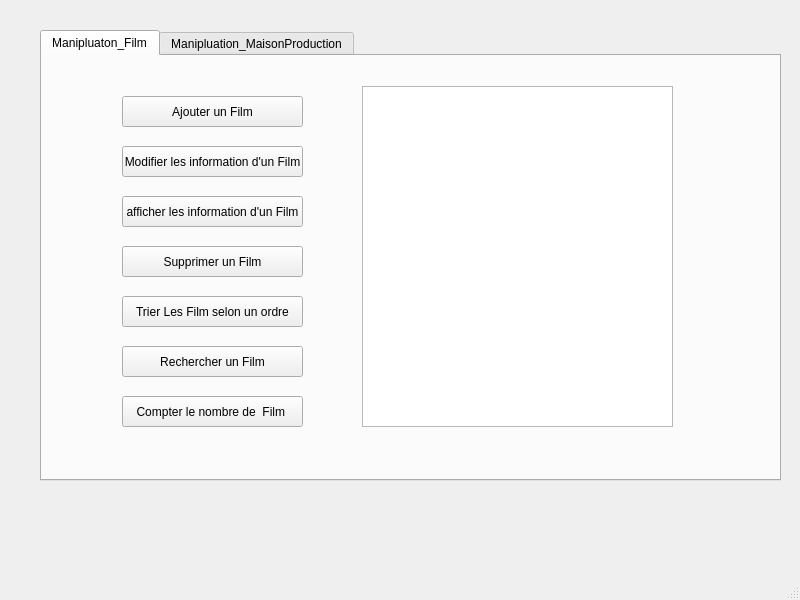
seif-el-islem-bensib/Smart_Cinema, file mainwindow.ui: the form before one commit.
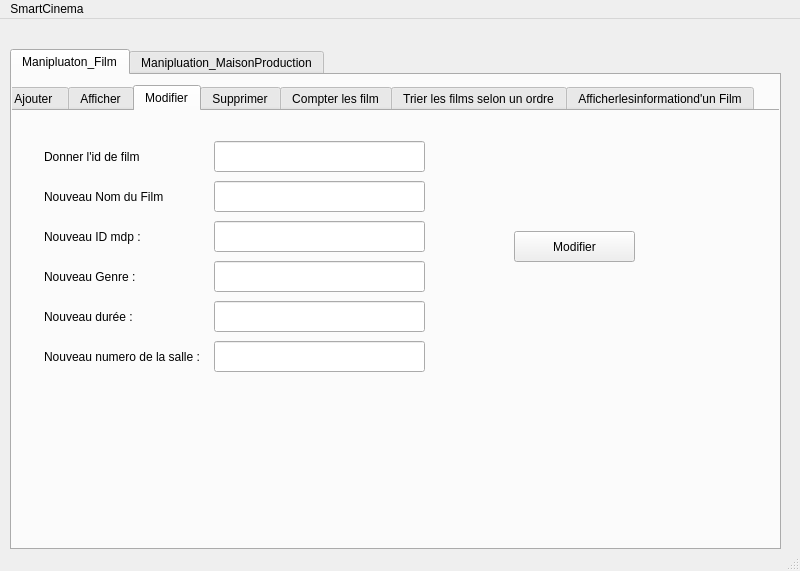
The form after the commit. The open tabs and pages were chosen to show the change.

Commit message: afficher,ajouter

Diff of the .ui file:
```diff
--- a/mainwindow.ui
+++ b/mainwindow.ui
@@ -7,7 +7,7 @@
     <x>0</x>
     <y>0</y>
     <width>800</width>
-    <height>600</height>
+    <height>571</height>
    </rect>
   </property>
   <property name="windowTitle">
@@ -20,10 +20,10 @@
    <widget class="QTabWidget" name="Main">
     <property name="geometry">
      <rect>
-      <x>40</x>
+      <x>10</x>
       <y>30</y>
-      <width>741</width>
-      <height>451</height>
+      <width>771</width>
+      <height>501</height>
      </rect>
     </property>
     <property name="font">
@@ -42,12 +42,87 @@
      <attribute name="title">
       <string>Manipluaton_Film</string>
      </attribute>
-     <widget class="QPushButton" name="hkjhk">
+     <widget class="QTabWidget" name="tabWidget">
       <property name="geometry">
        <rect>
-        <x>80</x>
-        <y>40</y>
-        <width>181</width>
+        <x>-10</x>
+        <y>10</y>
+        <width>791</width>
+        <height>471</height>
+       </rect>
+      </property>
+      <property name="currentIndex">
+       <number>1</number>
+      </property>
+      <widget class="QWidget" name="Ajouterunfilm">
+       <attribute name="title">
+        <string>Ajouter </string>
+       </attribute>
+       <widget class="QLabel" name="label_5">
+        <property name="geometry">
+         <rect>
+          <x>50</x>
+          <y>200</y>
+          <width>121</width>
+          <height>31</height>
+         </rect>
+        </property>
+        <property name="text">
+         <string>durée :</string>
+        </property>
+       </widget>
+       <widget class="QLabel" name="label_6">
+        <property name="geometry">
+         <rect>
+          <x>50</x>
+          <y>240</y>
+          <width>121</width>
+          <height>31</height>
+         </rect>
+        </property>
+        <property name="text">
+         <string>numero de la salle :</string>
+        </property>
+       </widget>
+       <widget class="QLineEdit" name="L5">
+        <property name="geometry">
+         <rect>
+          <x>170</x>
+          <y>200</y>
+          <width>211</width>
+          <height>31</height>
+         </rect>
+        </property>
+       </widget>
+       <widget class="QLineEdit" name="L3">
+        <property name="geometry">
+         <rect>
+          <x>170</x>
+          <y>120</y>
+          <width>211</width>
+          <height>31</height>
+         </rect>
+        </property>
+       </widget>
+       <widget class="QLabel" name="label_4">
+        <property name="geometry">
+         <rect>
+          <x>50</x>
+          <y>160</y>
+          <width>121</width>
+          <height>31</height>
+         </rect>
+        </property>
+        <property name="text">
+         <string>Genre :</string>
+        </property>
+       </widget>
+       <widget class="QPushButton" name="jouterfm">
+        <property name="geometry">
+         <rect>
+          <x>450</x>
+          <y>140</y>
+          <width>121</width>
         <height>31</height>
        </rect>
       </property>
@@ -55,93 +130,316 @@
        <string>Ajouter un Film</string>
       </property>
      </widget>
-     <widget class="QPushButton" name="hkjhk_2">
+       <widget class="QLabel" name="label">
       <property name="geometry">
        <rect>
-        <x>80</x>
-        <y>90</y>
-        <width>181</width>
+          <x>50</x>
+          <y>40</y>
+          <width>121</width>
         <height>31</height>
        </rect>
       </property>
       <property name="text">
-       <string>Modifier les information d'un Film</string>
-      </property>
-     </widget>
-     <widget class="QPushButton" name="hkjhk_3">
+         <string>ID du Film :</string>
+        </property>
+       </widget>
+       <widget class="QLineEdit" name="L4">
       <property name="geometry">
        <rect>
-        <x>80</x>
-        <y>140</y>
-        <width>181</width>
+          <x>170</x>
+          <y>160</y>
+          <width>211</width>
         <height>31</height>
        </rect>
       </property>
       <property name="text">
-       <string>afficher les information d'un Film</string>
-      </property>
-     </widget>
-     <widget class="QPushButton" name="hkjhk_4">
+         <string>Nom du Film :</string>
+        </property>
+       </widget>
+       <widget class="QLabel" name="label_3">
       <property name="geometry">
        <rect>
-        <x>80</x>
-        <y>190</y>
-        <width>181</width>
+          <x>50</x>
+          <y>120</y>
+          <width>121</width>
         <height>31</height>
        </rect>
       </property>
       <property name="text">
-       <string>Supprimer un Film</string>
-      </property>
-     </widget>
-     <widget class="QPushButton" name="hkjhk_5">
+         <string>ID mdp :</string>
+        </property>
+       </widget>
+       <widget class="QLineEdit" name="L1">
       <property name="geometry">
        <rect>
-        <x>80</x>
+          <x>170</x>
+          <y>40</y>
+          <width>211</width>
+          <height>31</height>
+         </rect>
+        </property>
+       </widget>
+       <widget class="QLineEdit" name="L2">
+        <property name="geometry">
+         <rect>
+          <x>170</x>
+          <y>80</y>
+          <width>211</width>
+          <height>31</height>
+         </rect>
+        </property>
+       </widget>
+       <widget class="QLineEdit" name="L6">
+        <property name="geometry">
+         <rect>
+          <x>170</x>
         <y>240</y>
-        <width>181</width>
+          <width>211</width>
         <height>31</height>
        </rect>
       </property>
+       </widget>
+      </widget>
+      <widget class="QWidget" name="tab_2">
+       <attribute name="title">
+        <string>Afficher</string>
+       </attribute>
+       <widget class="QLabel" name="label_16">
+        <property name="geometry">
+         <rect>
+          <x>80</x>
+          <y>140</y>
+          <width>47</width>
+          <height>13</height>
+         </rect>
+        </property>
       <property name="text">
-       <string>Trier Les Film selon un ordre</string>
-      </property>
-     </widget>
-     <widget class="QPushButton" name="hkjhk_6">
+         <string/>
+        </property>
+       </widget>
+       <widget class="QTableView" name="filmtable">
       <property name="geometry">
        <rect>
-        <x>80</x>
-        <y>290</y>
-        <width>181</width>
+          <x>50</x>
+          <y>50</y>
+          <width>661</width>
+          <height>381</height>
+         </rect>
+        </property>
+       </widget>
+      </widget>
+      <widget class="QWidget" name="tab">
+       <attribute name="title">
+        <string>Modifier</string>
+       </attribute>
+       <widget class="QLineEdit" name="modd">
+        <property name="geometry">
+         <rect>
+          <x>210</x>
+          <y>190</y>
+          <width>211</width>
         <height>31</height>
        </rect>
       </property>
+       </widget>
+       <widget class="QLabel" name="label_7">
+        <property name="geometry">
+         <rect>
+          <x>40</x>
+          <y>110</y>
+          <width>121</width>
+          <height>31</height>
+         </rect>
+        </property>
       <property name="text">
-       <string>Rechercher un Film</string>
-      </property>
-     </widget>
-     <widget class="QPushButton" name="hkjhk_7">
+         <string>Nouveau ID mdp :</string>
+        </property>
+       </widget>
+       <widget class="QLineEdit" name="modnds">
       <property name="geometry">
        <rect>
-        <x>80</x>
-        <y>340</y>
-        <width>181</width>
+          <x>210</x>
+          <y>230</y>
+          <width>211</width>
         <height>31</height>
        </rect>
       </property>
+       </widget>
+       <widget class="QLabel" name="label_8">
+        <property name="geometry">
+         <rect>
+          <x>40</x>
+          <y>70</y>
+          <width>121</width>
+          <height>31</height>
+         </rect>
+        </property>
       <property name="text">
-       <string>Compter le nombre de  Film </string>
-      </property>
-     </widget>
-     <widget class="QTableView" name="tableView">
+         <string>Nouveau Nom du Film :</string>
+        </property>
+       </widget>
+       <widget class="QLabel" name="label_9">
       <property name="geometry">
        <rect>
-        <x>320</x>
+          <x>40</x>
+          <y>230</y>
+          <width>161</width>
+          <height>31</height>
+         </rect>
+        </property>
+        <property name="text">
+         <string>Nouveau numero de la salle :</string>
+        </property>
+       </widget>
+       <widget class="QLabel" name="label_10">
+        <property name="geometry">
+         <rect>
+          <x>40</x>
         <y>30</y>
-        <width>311</width>
-        <height>341</height>
-       </rect>
-      </property>
+          <width>121</width>
+          <height>31</height>
+         </rect>
+        </property>
+        <property name="text">
+         <string>Donner l'id de film</string>
+        </property>
+       </widget>
+       <widget class="QLineEdit" name="modnom">
+        <property name="geometry">
+         <rect>
+          <x>210</x>
+          <y>70</y>
+          <width>211</width>
+          <height>31</height>
+         </rect>
+        </property>
+       </widget>
+       <widget class="QLabel" name="label_11">
+        <property name="geometry">
+         <rect>
+          <x>40</x>
+          <y>190</y>
+          <width>121</width>
+          <height>31</height>
+         </rect>
+        </property>
+        <property name="text">
+         <string>Nouveau durée :</string>
+        </property>
+       </widget>
+       <widget class="QLineEdit" name="modidmdp">
+        <property name="geometry">
+         <rect>
+          <x>210</x>
+          <y>110</y>
+          <width>211</width>
+          <height>31</height>
+         </rect>
+        </property>
+       </widget>
+       <widget class="QLineEdit" name="modid">
+        <property name="geometry">
+         <rect>
+          <x>210</x>
+          <y>30</y>
+          <width>211</width>
+          <height>31</height>
+         </rect>
+        </property>
+       </widget>
+       <widget class="QLineEdit" name="modg">
+        <property name="geometry">
+         <rect>
+          <x>210</x>
+          <y>150</y>
+          <width>211</width>
+          <height>31</height>
+         </rect>
+        </property>
+       </widget>
+       <widget class="QLabel" name="label_12">
+        <property name="geometry">
+         <rect>
+          <x>40</x>
+          <y>150</y>
+          <width>121</width>
+          <height>31</height>
+         </rect>
+        </property>
+        <property name="text">
+         <string>Nouveau Genre :</string>
+        </property>
+       </widget>
+       <widget class="QPushButton" name="modifierfilm">
+        <property name="geometry">
+         <rect>
+          <x>510</x>
+          <y>120</y>
+          <width>121</width>
+          <height>31</height>
+         </rect>
+        </property>
+        <property name="text">
+         <string>Modifier</string>
+        </property>
+       </widget>
+      </widget>
+      <widget class="QWidget" name="tab_3">
+       <attribute name="title">
+        <string>Supprimer</string>
+       </attribute>
+       <widget class="QLabel" name="label_17">
+        <property name="geometry">
+         <rect>
+          <x>100</x>
+          <y>90</y>
+          <width>181</width>
+          <height>16</height>
+         </rect>
+        </property>
+        <property name="text">
+         <string>Donner l'ID de Film a supprimer :</string>
+        </property>
+       </widget>
+       <widget class="QLineEdit" name="lineEdit">
+        <property name="geometry">
+         <rect>
+          <x>290</x>
+          <y>90</y>
+          <width>241</width>
+          <height>20</height>
+         </rect>
+        </property>
+       </widget>
+       <widget class="QPushButton" name="pushButton_2">
+        <property name="geometry">
+         <rect>
+          <x>240</x>
+          <y>160</y>
+          <width>75</width>
+          <height>23</height>
+         </rect>
+        </property>
+        <property name="text">
+         <string>Supprimer</string>
+        </property>
+       </widget>
+      </widget>
+      <widget class="QWidget" name="tab_4">
+       <attribute name="title">
+        <string>Compter les film</string>
+       </attribute>
+      </widget>
+      <widget class="QWidget" name="tab_5">
+       <attribute name="title">
+        <string>Trier les films selon un ordre</string>
+       </attribute>
+      </widget>
+      <widget class="QWidget" name="tab_6">
+       <attribute name="title">
+        <string>Afficherlesinformationd'un Film</string>
+       </attribute>
+      </widget>
      </widget>
     </widget>
     <widget class="QWidget" name="ma">
@@ -226,6 +524,7 @@
     </widget>
    </widget>
   </widget>
+  <widget class="QStatusBar" name="statusbar"/>
   <widget class="QMenuBar" name="menubar">
    <property name="geometry">
     <rect>
@@ -235,8 +534,13 @@
      <height>21</height>
     </rect>
    </property>
-  </widget>
-  <widget class="QStatusBar" name="statusbar"/>
+   <widget class="QMenu" name="menuSmartCinema">
+    <property name="title">
+     <string>SmartCinema</string>
+    </property>
+   </widget>
+   <addaction name="menuSmartCinema"/>
+  </widget>
  </widget>
  <resources/>
  <connections/>
```
Left out of the diff: 147 changed lines with no effect on the pictures. Lines whose indentation alone changed are shown as unchanged. The commit also changes 11 other files.
